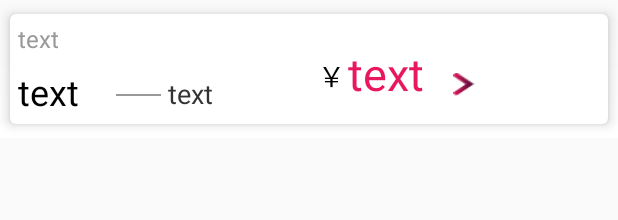
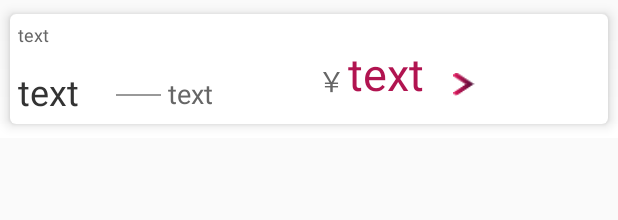
Before and after one commit to zihenguncle/movie-master, an Android app: the layout schedule_movie.xml on its own in the app's theme, with its tools: preview values and no code run, on a phone screen of 412 x 824 dp. Shown: the top 220 px of the screen. Run offline under Robolectric (Android 15) with nearby library versions, the phone set to English and light mode, and no system bars.

```diff
--- a/app/src/main/java/com/bw/movie/login_success/home_fragment/HomeFragment.java
+++ b/app/src/main/java/com/bw/movie/login_success/home_fragment/HomeFragment.java
@@ -95,7 +95,7 @@ public class HomeFragment extends BaseFragment {
             @Override
             public void onItemSelected(int position) {
                int i = position%result.size();
-                imageViewAnimationHelper.startAnimation(position);
+                imageViewAnimationHelper.startAnimation(position%result.size());
             }
         });
     }
--- a/app/src/main/res/layout/schedule_movie.xml
+++ b/app/src/main/res/layout/schedule_movie.xml
@@ -19,8 +19,8 @@
              android:layout_width="wrap_content"
              android:layout_height="wrap_content"
              android:text="text"
-             android:textColor="#999999"
-             android:textSize="16sp"
+             android:textColor="#666666"
+             android:textSize="12sp"
              />
         <TextView
             android:id="@+id/text_beginTime"
@@ -28,7 +28,7 @@
             android:layout_height="wrap_content"
             android:text="text"
             android:layout_marginTop="30dp"
-            android:textColor="#000"
+            android:textColor="#333333"
             android:textSize="24sp"
             />
         <View
@@ -44,7 +44,7 @@
             android:layout_height="wrap_content"
             android:text="text"
             android:layout_marginTop="35dp"
-            android:textColor="#333333"
+            android:textColor="#666666"
             android:textSize="18sp"
             android:layout_marginLeft="100dp"
             />
@@ -53,8 +53,8 @@
             android:layout_width="wrap_content"
             android:layout_height="wrap_content"
             android:text="￥"
-            android:layout_marginTop="22dp"
-            android:textColor="#000"
+            android:layout_marginTop="25dp"
+            android:textColor="#666666"
             android:textSize="18sp"
             android:layout_marginLeft="200dp"
             />
@@ -64,7 +64,7 @@
             android:layout_height="wrap_content"
             android:text="text"
             android:layout_marginTop="14dp"
-            android:textColor="#e8175e"
+            android:textColor="#b11450"
             android:textSize="30sp"
             android:layout_marginLeft="220dp"
             />
```
Also changed, not shown: app/src/main/java/com/bw/movie/login_success/nearby_cinema_fragment/NearbyCinemaFragment.java (+21 -14 lines), app/src/main/java/com/bw/movie/login_success/nearby_cinema_fragment/adapter/RecommendAdapter.java (+8 -8 lines), app/src/main/java/com/bw/movie/login_success/nearby_cinema_fragment/adapter/ScheduleAdapter.java (+6 -4 lines).
